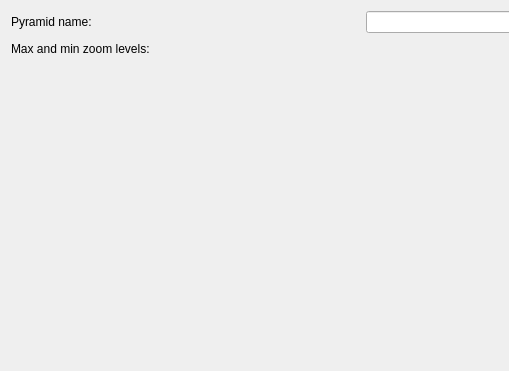
Before: the Qt Designer form geoplateforme/gui/create_raster_tiles_from_wms_vector/qwp_tile_generation_edition.ui in JulesGrillot/plugin-qgis-geoplateforme, drawn with Qt 5; both pictures show x 0 to 509 and y 0 to 371 of the 752 by 371 pixel window.
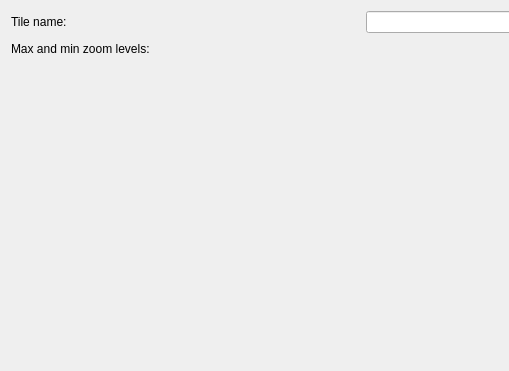
After: the same form once the commit is applied. Custom widgets are drawn as their Qt base class.

Commit message: feat(ui): add check for pyr vector and pyr raster generation parameters - lower case and number for name - generalization option mandatory for pyr vector - table and attribute for pyr vector

The edit to the form file:
```diff
--- a/geoplateforme/gui/create_raster_tiles_from_wms_vector/qwp_tile_generation_edition.ui
+++ b/geoplateforme/gui/create_raster_tiles_from_wms_vector/qwp_tile_generation_edition.ui
@@ -50,7 +50,7 @@
       <bool>true</bool>
      </property>
      <property name="text">
-      <string>Pyramid name:</string>
+      <string>Tile name:</string>
      </property>
     </widget>
    </item>
```
Left out of the diff: 4 changed lines with no effect on the pictures. The commit also changes 7 other files.
